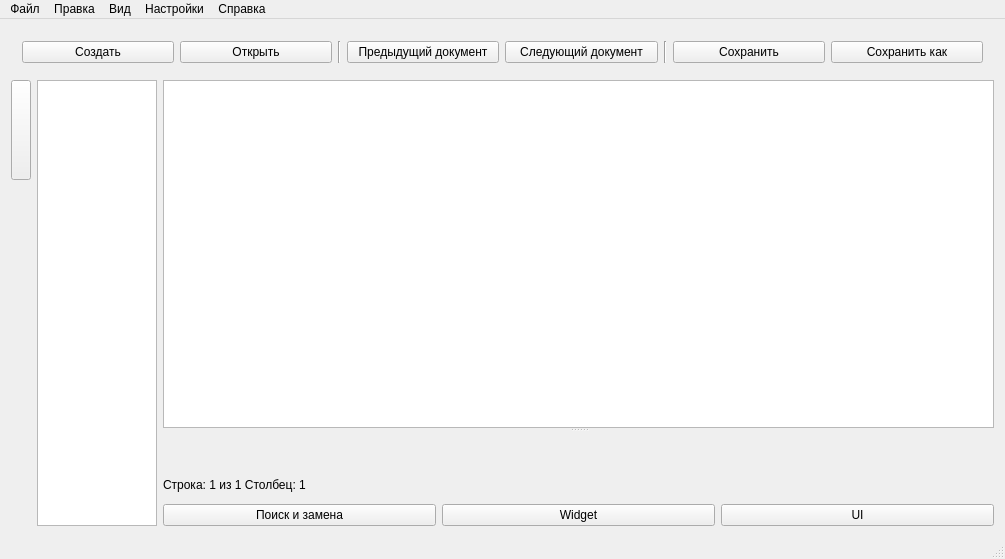
Above: septembereditor.ui from kissofblood/September before the change. Below: the same form after it.
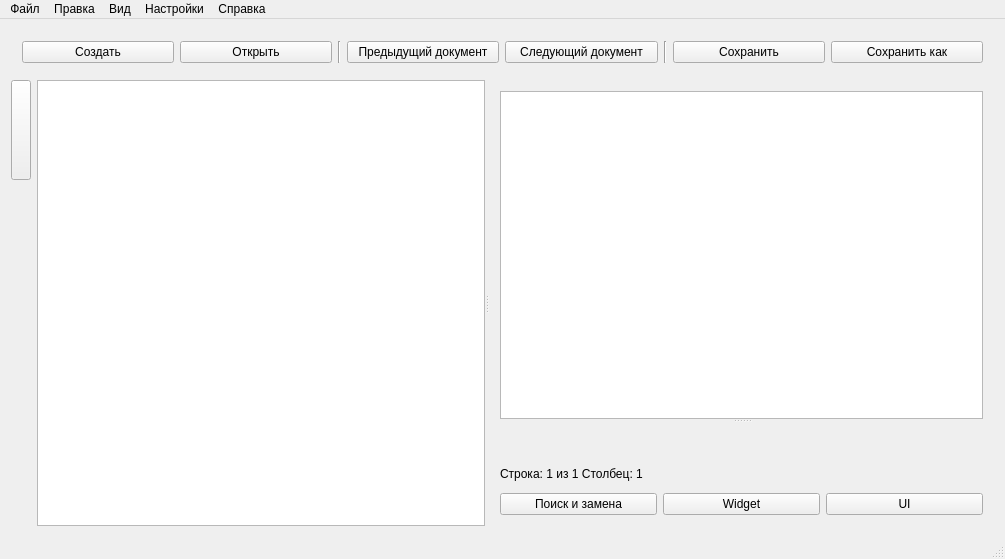
That is the form after the change. Custom widgets are drawn as their Qt base class.

Commit message: Добавил QSplitter к qlistwidget

Diff of the .ui file:
```diff
--- a/septembereditor.ui
+++ b/septembereditor.ui
@@ -78,8 +78,6 @@
      </widget>
     </item>
     <item row="1" column="0">
-     <layout class="QHBoxLayout" name="horizontalLayout_3">
-      <item>
        <layout class="QVBoxLayout" name="verticalLayout">
         <item>
          <widget class="QPushButton" name="btnCloseListFile">
@@ -153,28 +151,17 @@
         </item>
        </layout>
       </item>
-      <item>
+    <item row="1" column="1">
+     <widget class="Splitter" name="splitterList">
+      <property name="orientation">
+       <enum>Qt::Horizontal</enum>
+      </property>
        <widget class="QListWidget" name="listDocument">
         <property name="enabled">
          <bool>true</bool>
         </property>
-        <property name="minimumSize">
-         <size>
-          <width>120</width>
-          <height>0</height>
-         </size>
-        </property>
-        <property name="maximumSize">
-         <size>
-          <width>120</width>
-          <height>16777215</height>
-         </size>
-        </property>
-       </widget>
-      </item>
-     </layout>
-    </item>
-    <item row="1" column="1">
+      </widget>
+      <widget class="QWidget" name="">
      <layout class="QVBoxLayout" name="verticalLayout_2">
       <item>
        <widget class="Splitter" name="splitter">
@@ -243,6 +230,8 @@
        </layout>
       </item>
      </layout>
+      </widget>
+     </widget>
     </item>
    </layout>
   </widget>
```
Left out of the diff: 3 changed lines with no effect on the pictures. Lines whose indentation alone changed are shown as unchanged. The commit also changes 3 other files.
